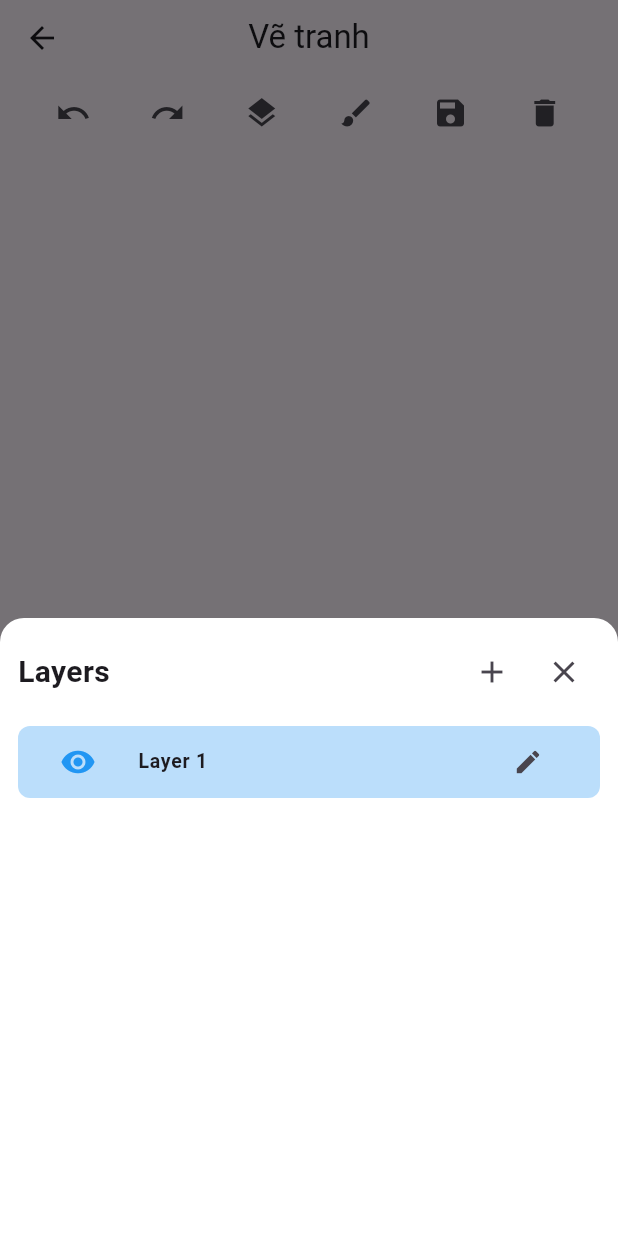
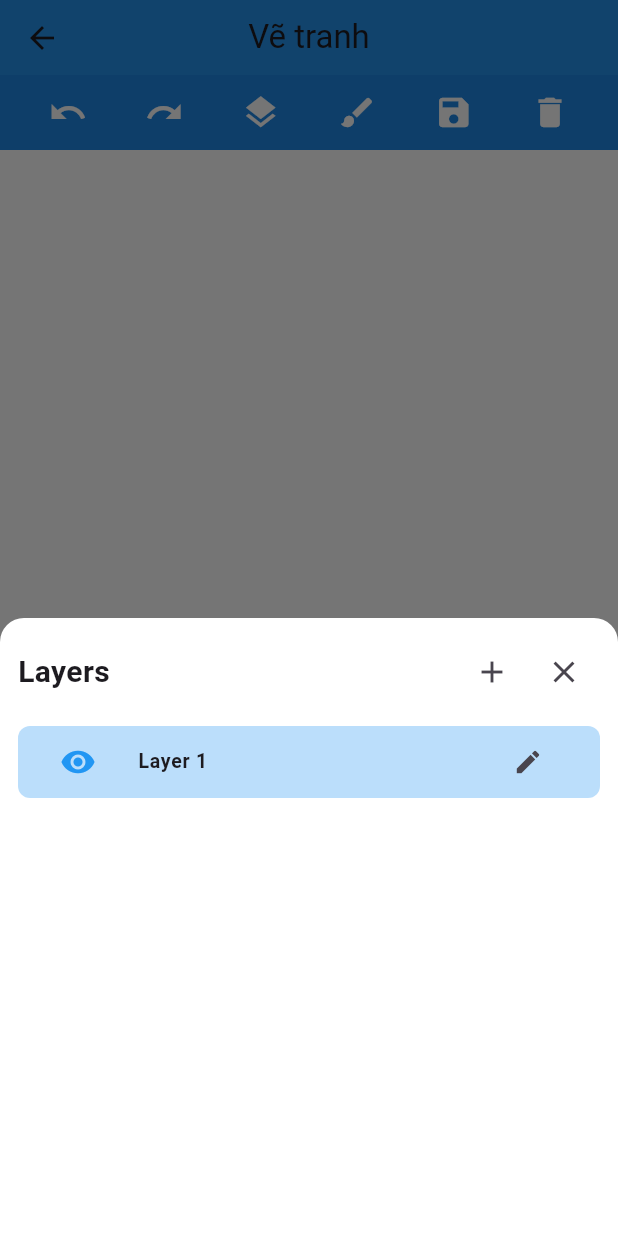
Before and after one commit to khaiao12/paint-phone, a Flutter app: the PaintScreen screen opened directly, after a tap on the "layers" icon, on a phone screen of 412 x 824 dp. Run offline on Flutter 3.47's test engine with Material 3 defaults, Android fonts, the phone set to English and light mode, and no system bars; our stand-ins replace cloud_firestore, firebase_auth, firebase_core, firebase_storage, google_sign_in; accounts and stored records are empty.

Commit message:
update open old process

```diff
--- a/lib/presentation/screens/paint_screen.dart
+++ b/lib/presentation/screens/paint_screen.dart
@@ -1,6 +1,9 @@
+// lib/presentation/screens/paint_screen.dart
+
 import 'dart:convert';
 import 'package:flutter/material.dart';
 import 'package:provider/provider.dart';
+
 import '../state/layer_provider.dart';
 import '../widgets/drawing_canvas.dart';
 import '../widgets/layer_list_panel.dart';
@@ -8,7 +11,7 @@ import '../widgets/brush_selector.dart';
 import '../../services/image_service.dart';
 
 class PaintScreen extends StatefulWidget {
-  final String? base64Image; // ảnh nền để vẽ đè
+  final String? base64Image; // ảnh từ gallery để vẽ đè
 
   const PaintScreen({super.key, this.base64Image});
 
@@ -19,102 +22,121 @@ class PaintScreen extends StatefulWidget {
 class _PaintScreenState extends State<PaintScreen> {
   final GlobalKey _boundaryKey = GlobalKey();
 
+  @override
+  void initState() {
+    super.initState();
+
+    // Nếu mở từ Gallery → thêm vào image-layer
+    WidgetsBinding.instance.addPostFrameCallback((_) async {
+      if (widget.base64Image != null && mounted) {
+        final bytes = base64Decode(widget.base64Image!);
+        await context.read<LayerProvider>().addImageLayer(bytes);
+      }
+    });
+  }
+
+  // ==============================================================
+  // SAVE IMAGE
+  // ==============================================================
   Future<void> _saveImage() async {
-    final nameController = TextEditingController();
+    final controller = TextEditingController();
 
-    final imageName = await showDialog<String>(
+    final name = await showDialog<String>(
       context: context,
-      builder: (ctx) => AlertDialog(
-        title: const Text("Đặt tên cho ảnh"),
+      builder: (_) => AlertDialog(
+        title: const Text("Đặt tên ảnh"),
         content: TextField(
-          controller: nameController,
-          decoration: const InputDecoration(
-            hintText: "Nhập tên ảnh...",
-          ),
+          controller: controller,
+          decoration: const InputDecoration(hintText: "Tên ảnh…"),
         ),
         actions: [
+          TextButton(onPressed: () => Navigator.pop(context), child: const Text("Hủy")),
           TextButton(
-              onPressed: () => Navigator.pop(ctx, null),
-              child: const Text("Hủy")),
-          TextButton(
-              onPressed: () {
-                final name = nameController.text.trim();
-                Navigator.pop(ctx, name);
-              },
-              child: const Text("Lưu")),
+            onPressed: () => Navigator.pop(context, controller.text.trim()),
+            child: const Text("Lưu"),
+          ),
         ],
       ),
     );
 
-    if (imageName == null) return;
+    if (name == null) return;
 
-    final finalName = imageName.isEmpty
+    final finalName = name.isEmpty
         ? "Painting_${DateTime.now().millisecondsSinceEpoch}"
-        : imageName;
+        : name;
 
     try {
       final pngBytes = await ImageService.captureImage(_boundaryKey);
+      await ImageService.saveToFirestore(bytes: pngBytes, name: finalName);
 
-      await ImageService.saveToFirestore(
-        bytes: pngBytes,
-        name: finalName,
+      ScaffoldMessenger.of(context).showSnackBar(
+        SnackBar(content: Text("Đã lưu: $finalName")),
       );
-
-      if (mounted) {
-        ScaffoldMessenger.of(context).showSnackBar(
-          SnackBar(content: Text("Đã lưu ảnh: $finalName")),
-        );
-      }
     } catch (e) {
-      if (mounted) {
-        ScaffoldMessenger.of(context)
-            .showSnackBar(SnackBar(content: Text("Lỗi khi lưu ảnh: $e")));
-      }
+      ScaffoldMessenger.of(context).showSnackBar(
+        SnackBar(content: Text("Lỗi khi lưu: $e")),
+      );
     }
   }
 
-  void _openBrushSelector() {
-    showModalBottomSheet(
-      context: context,
-      backgroundColor: Colors.transparent,
-      isScrollControlled: true,
-      builder: (_) => const BrushSelector(),
-    );
-  }
-
-  void _openLayerPanel() {
-    showModalBottomSheet(
-      context: context,
-      backgroundColor: Colors.transparent,
-      isScrollControlled: true,
-      builder: (ctx) => LayerListPanel(onClose: () => Navigator.pop(ctx)),
-    );
-  }
+  // ==============================================================
+  // UI
+  // ==============================================================
 
   @override
   Widget build(BuildContext context) {
     final layerProv = context.watch<LayerProvider>();
 
     return Scaffold(
+      backgroundColor: Colors.black,
+
+      // ==========================================================
+      // APP BAR 2 TẦNG
+      // ==========================================================
       appBar: PreferredSize(
         preferredSize: const Size.fromHeight(100),
         child: AppBar(
           title: const Text("Vẽ tranh"),
           centerTitle: true,
+          elevation: 2,
+          backgroundColor: Colors.blue,
+
           bottom: PreferredSize(
             preferredSize: const Size.fromHeight(50),
             child: Container(
+              color: Colors.blue.shade600,
               height: 50,
-              padding: const EdgeInsets.symmetric(horizontal: 10),
+              padding: const EdgeInsets.symmetric(horizontal: 5),
+
               child: Row(
                 mainAxisAlignment: MainAxisAlignment.spaceEvenly,
                 children: [
-                  IconButton(icon: const Icon(Icons.undo), onPressed: layerProv.undo),
-                  IconButton(icon: const Icon(Icons.redo), onPressed: layerProv.redo),
-                  IconButton(icon: const Icon(Icons.layers), onPressed: _openLayerPanel),
-                  IconButton(icon: const Icon(Icons.brush), onPressed: _openBrushSelector),
-                  IconButton(icon: const Icon(Icons.save), onPressed: _saveImage),
-                  IconButton(icon: const Icon(Icons.delete), onPressed: layerProv.clearAll),
+                  _toolBtn(Icons.undo, layerProv.undo),
+                  _toolBtn(Icons.redo, layerProv.redo),
+
+                  _toolBtn(Icons.layers, () {
+                    showModalBottomSheet(
+                      context: context,
+                      backgroundColor: Colors.transparent,
+                      isScrollControlled: true,
+                      builder: (_) => LayerListPanel(
+                        onClose: () => Navigator.pop(context),
+                      ),
+                    );
+                  }),
+
+                  _toolBtn(Icons.brush, () {
+                    showModalBottomSheet(
+                      context: context,
+                      backgroundColor: Colors.transparent,
+                      isScrollControlled: true,
+                      builder: (_) => const BrushSelector(),
+                    );
+                  }),
+
+                  _toolBtn(Icons.save, _saveImage),
+
+                  _toolBtn(Icons.delete, layerProv.clearAll),
                 ],
               ),
             ),
@@ -122,19 +144,25 @@ class _PaintScreenState extends State<PaintScreen> {
         ),
       ),
 
-      body: Stack(
-        children: [
-          if (widget.base64Image != null)
-            Positioned.fill(
-              child: Image.memory(
-                base64Decode(widget.base64Image!),
-                fit: BoxFit.contain,
-              ),
-            ),
+      // ==========================================================
+      // CANVAS VẼ
+      // ==========================================================
+      body: Container(
+        color: Colors.white, // nền vẽ
+        child: SizedBox.expand(
+          child: DrawingCanvas(boundaryKey: _boundaryKey),
+        ),
+      ),
 
-          DrawingCanvas(boundaryKey: _boundaryKey),
-        ],
-      ),
+    );
+  }
+
+  /// Nút tool gọn đẹp
+  Widget _toolBtn(IconData icon, VoidCallback onTap) {
+    return IconButton(
+      icon: Icon(icon, size: 26, color: Colors.white),
+      onPressed: onTap,
+      splashRadius: 24,
     );
   }
 }
--- a/lib/presentation/widgets/drawing_canvas.dart
+++ b/lib/presentation/widgets/drawing_canvas.dart
@@ -1,9 +1,10 @@
 // lib/presentation/widgets/drawing_canvas.dart
+
 import 'package:flutter/material.dart';
-import 'package:flutter/rendering.dart';
 import 'package:provider/provider.dart';
 import '../state/layer_provider.dart';
 import '../state/paint_provider.dart';
+import 'dart:ui' as ui;
 
 class DrawingCanvas extends StatelessWidget {
   final GlobalKey boundaryKey;
@@ -24,12 +25,11 @@ class DrawingCanvas extends StatelessWidget {
         onPanEnd: (_) {
           context.read<LayerProvider>().endStroke();
         },
-
         child: Consumer<LayerProvider>(
           builder: (context, provider, _) {
             return CustomPaint(
               painter: _DrawingPainter(provider),
-              child: Container(), // full size
+              child: Container(),
             );
           },
         ),
@@ -61,6 +61,20 @@ class _DrawingPainter extends CustomPainter {
     for (final layer in provider.layers) {
       if (!layer.visible) continue;
 
+      // 1. Layer ảnh
+      if (layer.type == LayerType.image && layer.image != null) {
+        final img = layer.image!;
+        final src = Rect.fromLTWH(
+            0, 0, img.width.toDouble(), img.height.toDouble());
+        final dst =
+        Rect.fromLTWH(0, 0, size.width, size.height);
+
+        canvas.drawImageRect(img, src, dst, Paint());
+        continue;
+      }
+
+      // 2. Layer vẽ
+      if (layer.type == LayerType.draw) {
         final points = layer.points;
 
         for (int i = 0; i < points.length - 1; i++) {
@@ -73,6 +87,7 @@ class _DrawingPainter extends CustomPainter {
         }
       }
     }
+  }
 
   @override
   bool shouldRepaint(covariant _DrawingPainter oldDelegate) => true;
```
Also changed, not shown: lib/presentation/state/layer_provider.dart (+91 -44 lines). Lines whose indentation alone changed are shown as unchanged.
